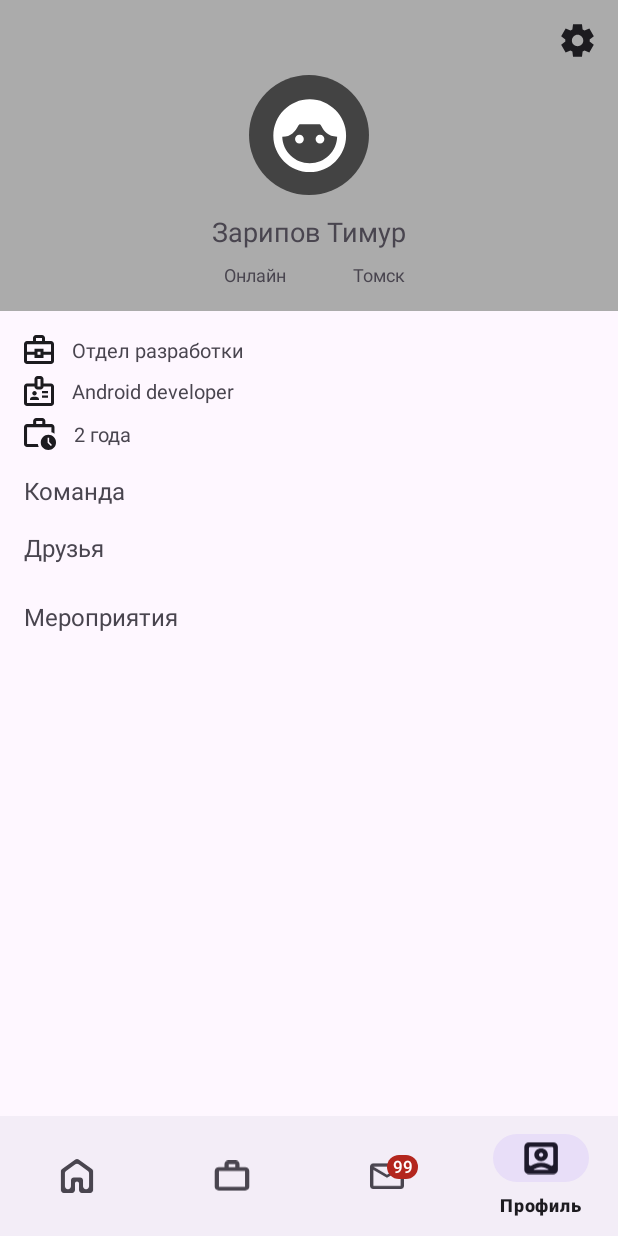
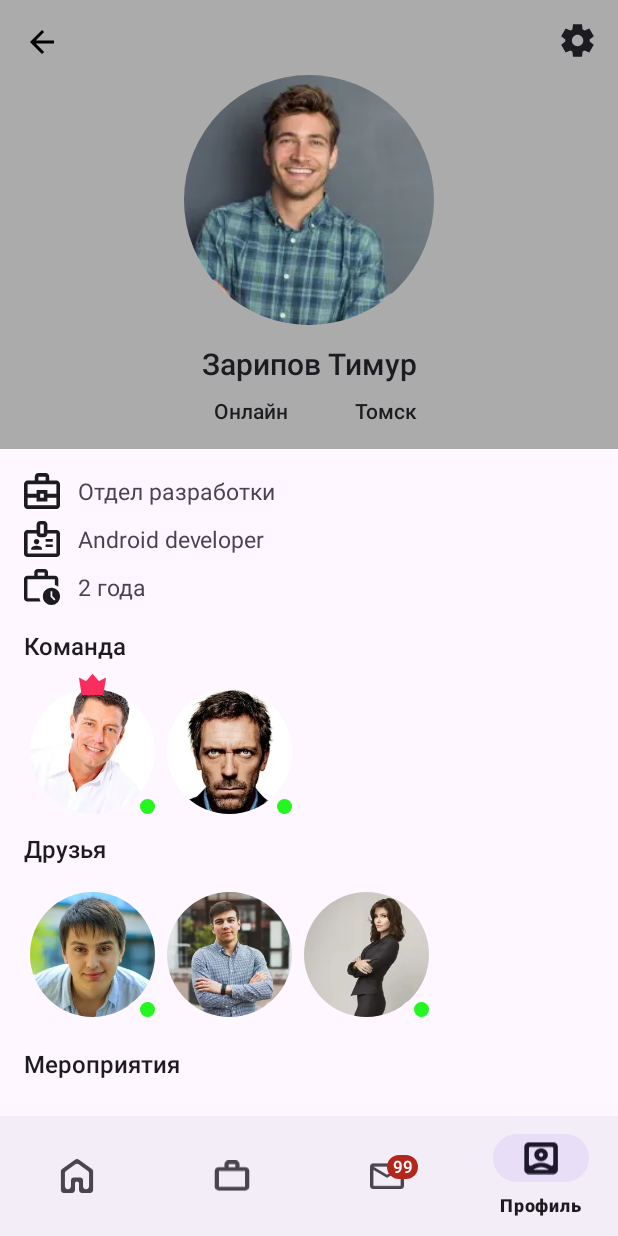
Before and after one commit to savchsm/incubiks, an Android app: the screen it shows after launch (MainActivity), item 4 of the bottom bar chosen, on a phone screen of 412 x 824 dp. Run offline under Robolectric (Android 15) with nearby library versions, the phone set to English and light mode, and no system bars; our stand-ins replace navigation-ui.

Commit message:
Profile Fragment V2

```diff
--- a/app/src/main/java/com/inkubiks/eventservice/adapters/ListAvatarUser.kt
+++ b/app/src/main/java/com/inkubiks/eventservice/adapters/ListAvatarUser.kt
@@ -1,4 +1,49 @@
 package com.inkubiks.eventservice.adapters
 
-class ListAvatarUser {
+import android.view.View
+import android.view.ViewGroup
+import androidx.recyclerview.widget.RecyclerView
+import com.bumptech.glide.Glide
+import com.inkubiks.eventservice.BindingViewHolder
+import com.inkubiks.eventservice.databinding.ItemAvatarBinding
+import com.inkubiks.eventservice.models.profile.Profile
+import com.inkubiks.eventservice.models.profile.Status
+import com.inkubiks.eventservice.toBinding
+
+class ListAvatarUser : RecyclerView.Adapter<ListAvatarUser.AvatarUserViewHolder>() {
+
+    private val avatarUsers: MutableList<Profile> = mutableListOf()
+
+    override fun onCreateViewHolder(parent: ViewGroup, viewType: Int): AvatarUserViewHolder =
+        AvatarUserViewHolder(parent.toBinding())
+
+    override fun getItemCount(): Int = avatarUsers.size
+
+    override fun onBindViewHolder(holder: AvatarUserViewHolder, position: Int) {
+        holder.bind(avatarUsers[position])
+    }
+
+    fun setData(list: List<Profile>) {
+        avatarUsers.clear()
+        avatarUsers.addAll(list)
+        notifyDataSetChanged()
+    }
+
+    inner class AvatarUserViewHolder(binding: ItemAvatarBinding) :
+        BindingViewHolder<ItemAvatarBinding>(binding) {
+
+            fun bind(profile: Profile) = binding.apply {
+                Glide.with(context)
+                    .load(profile.avatar)
+                    .override(125, 125)
+                    .circleCrop()
+                    .into(ivAvatarMedium)
+                if (profile.isTeamLead) {
+                    ivKing.visibility = View.VISIBLE
+                }
+                if (profile.status == Status.ONLINE.value) {
+                    ivOnline.visibility = View.VISIBLE
+                }
+            }
+    }
 }
--- a/app/src/main/java/com/inkubiks/eventservice/presentation/ProfileFragment.kt
+++ b/app/src/main/java/com/inkubiks/eventservice/presentation/ProfileFragment.kt
@@ -5,7 +5,10 @@ import androidx.fragment.app.Fragment
 import android.view.LayoutInflater
 import android.view.View
 import android.view.ViewGroup
+import androidx.recyclerview.widget.LinearLayoutManager
+import com.bumptech.glide.Glide
 import com.inkubiks.eventservice.R
+import com.inkubiks.eventservice.adapters.ListAvatarUser
 import com.inkubiks.eventservice.databinding.FragmentProfileBinding
 import com.inkubiks.eventservice.viewmodel.ProfileViewModel
 import org.koin.androidx.viewmodel.ext.android.viewModel
@@ -14,10 +17,13 @@ class ProfileFragment : Fragment() {
 
     private var binding: FragmentProfileBinding? = null
     private val viewModel: ProfileViewModel by viewModel()
+    private var teamAdapter: ListAvatarUser? = null
+    private var friendsAdapter: ListAvatarUser? = null
 
     override fun onCreate(savedInstanceState: Bundle?) {
         super.onCreate(savedInstanceState)
-
+        teamAdapter = ListAvatarUser()
+        friendsAdapter = ListAvatarUser()
     }
 
     override fun onCreateView(
@@ -32,12 +38,38 @@ class ProfileFragment : Fragment() {
     override fun onViewCreated(view: View, savedInstanceState: Bundle?) {
         super.onViewCreated(view, savedInstanceState)
         uiListener()
+        initTeamRecyclerView()
+        initFriendsRecyclerView()
         binding?.apply {
+            Glide.with(this@ProfileFragment)
+                .load(viewModel.value.avatar)
+                .override(250, 250)
+                .circleCrop()
+                .into(avatar)
             tvNameUser.text = viewModel.value.name
             tvStatus.text = viewModel.value.status
             tvCity.text = viewModel.value.city
         }
+        teamAdapter?.setData(viewModel.value.team)
+        friendsAdapter?.setData(viewModel.value.friends)
+    }
 
+    private fun initTeamRecyclerView() {
+        val linearLayoutManager = LinearLayoutManager(context)
+        linearLayoutManager.orientation = LinearLayoutManager.HORIZONTAL
+        binding?.rvTeam?.apply {
+            layoutManager = linearLayoutManager
+            adapter = teamAdapter
+        }
+    }
+
+    private fun initFriendsRecyclerView() {
+        val linearLayoutManager = LinearLayoutManager(context)
+        linearLayoutManager.orientation = LinearLayoutManager.HORIZONTAL
+        binding?.rvFriends?.apply {
+            layoutManager = linearLayoutManager
+            adapter = friendsAdapter
+        }
     }
 
     private fun uiListener() {
--- a/app/src/main/java/com/inkubiks/eventservice/viewmodel/ProfileViewModel.kt
+++ b/app/src/main/java/com/inkubiks/eventservice/viewmodel/ProfileViewModel.kt
@@ -17,8 +17,90 @@ private val userProfile = Profile(
     department = "Отдел разработки",
     position = "Android Developer",
     experience = "1 год 9 месяцев",
-    team = listOf(),
-    friends = listOf(),
+    team = listOf(
+        Profile(
+            id = "1",
+            name = "Зарипов Тимур",
+            avatar = R.drawable.man5,
+            status = Status.ONLINE.value,
+            city = "Томск",
+            points = 400,
+            isTeamLead = true,
+            department = "Отдел разработки",
+            position = "Android Developer",
+            experience = "1 год 9 месяцев",
+            team = listOf(),
+            friends = listOf(),
+            isGuest = false,
+            interests = listOf()
+        ),
+        Profile(
+            id = "7",
+            name = "Зарипов Тимур",
+            avatar = R.drawable.man2,
+            status = Status.ONLINE.value,
+            city = "Томск",
+            points = 400,
+            isTeamLead = false,
+            department = "Отдел разработки",
+            position = "Android Developer",
+            experience = "1 год 9 месяцев",
+            team = listOf(),
+            friends = listOf(),
+            isGuest = false,
+            interests = listOf()
+        )
+    ),
+    friends = listOf(
+        Profile(
+            id = "9",
+            name = "Зарипов Тимур",
+            avatar = R.drawable.man3,
+            status = Status.ONLINE.value,
+            city = "Томск",
+            points = 400,
+            isTeamLead = false,
+            department = "Отдел разработки",
+            position = "Android Developer",
+            experience = "1 год 9 месяцев",
+            team = listOf(),
+            friends = listOf(),
+            isGuest = false,
+            interests = listOf()
+        ),
+        Profile(
+            id = "9",
+            name = "Зарипов Тимур",
+            avatar = R.drawable.man4,
+            status = Status.OFFLINE.value,
+            city = "Томск",
+            points = 400,
+            isTeamLead = false,
+            department = "Отдел разработки",
+            position = "Android Developer",
+            experience = "1 год 9 месяцев",
+            team = listOf(),
+            friends = listOf(),
+            isGuest = false,
+            interests = listOf()
+        ),
+        Profile(
+            id = "10",
+            name = "Зарипов ",
+            avatar = R.drawable.woman1,
+            status = Status.ONLINE.value,
+            city = "Томск",
+            points = 400,
+            isTeamLead = false,
+            department = "Отдел разработки",
+            position = "Android Developer",
+            experience = "1 год 9 месяцев",
+            team = listOf(),
+            friends = listOf(),
+            isGuest = false,
+            interests = listOf()
+        )
+    ),
     isGuest = false,
     interests = listOf()
 )
--- /dev/null
+++ b/app/src/main/res/drawable/ic_arrow_back.xml
@@ -0,0 +1,5 @@
+<vector android:autoMirrored="true" android:height="24dp"
+    android:tint="#000000" android:viewportHeight="24"
+    android:viewportWidth="24" android:width="24dp" xmlns:android="http://schemas.android.com/apk/res/android">
+    <path android:fillColor="@android:color/white" android:pathData="M20,11H7.83l5.59,-5.59L12,4l-8,8 8,8 1.41,-1.41L7.83,13H20v-2z"/>
+</vector>
--- a/app/src/main/res/drawable/ic_department.xml
+++ b/app/src/main/res/drawable/ic_department.xml
@@ -1,6 +1,6 @@
 <vector xmlns:android="http://schemas.android.com/apk/res/android"
-    android:width="20dp"
-    android:height="19dp"
+    android:width="24dp"
+    android:height="24dp"
     android:viewportWidth="20"
     android:viewportHeight="19">
   <path
--- a/app/src/main/res/drawable/ic_experience.xml
+++ b/app/src/main/res/drawable/ic_experience.xml
@@ -1,6 +1,6 @@
 <vector xmlns:android="http://schemas.android.com/apk/res/android"
-    android:width="21dp"
-    android:height="21dp"
+    android:width="24dp"
+    android:height="24dp"
     android:viewportWidth="21"
     android:viewportHeight="21">
   <path
--- a/app/src/main/res/drawable/ic_king.xml
+++ b/app/src/main/res/drawable/ic_king.xml
@@ -1,6 +1,6 @@
 <vector xmlns:android="http://schemas.android.com/apk/res/android"
-    android:width="15dp"
-    android:height="11dp"
+    android:width="18dp"
+    android:height="14dp"
     android:viewportWidth="15"
     android:viewportHeight="11">
   <path
--- a/app/src/main/res/drawable/ic_position.xml
+++ b/app/src/main/res/drawable/ic_position.xml
@@ -1,6 +1,6 @@
 <vector xmlns:android="http://schemas.android.com/apk/res/android"
-    android:width="20dp"
-    android:height="20dp"
+    android:width="24dp"
+    android:height="24dp"
     android:viewportWidth="20"
     android:viewportHeight="20">
   <path
--- a/app/src/main/res/layout/fragment_profile.xml
+++ b/app/src/main/res/layout/fragment_profile.xml
@@ -11,6 +11,16 @@
         android:layout_width="match_parent"
         android:layout_height="wrap_content"
         android:background="@color/gray">
+
+        <ImageView
+            android:layout_width="wrap_content"
+            android:layout_height="wrap_content"
+            android:layout_marginTop="16dp"
+            android:layout_marginStart="16dp"
+            android:src="@drawable/ic_arrow_back"
+            app:layout_constraintTop_toTopOf="parent"
+            app:layout_constraintStart_toStartOf="parent"
+            />
 
         <ImageView
             android:id="@+id/ivSettings"
@@ -49,7 +59,8 @@
             android:layout_width="wrap_content"
             android:layout_height="wrap_content"
             android:layout_marginTop="8dp"
-            android:textSize="18sp"
+            android:textSize="20sp"
+            android:textAppearance="@style/TextAppearance.AppCompat.Title"
             android:text="Иванов Василий Петрович"
             app:layout_constraintTop_toBottomOf="@id/avatar"
             app:layout_constraintStart_toStartOf="parent"
@@ -63,7 +74,8 @@
             android:layout_marginTop="8dp"
             android:layout_marginStart="8dp"
             android:layout_marginBottom="16dp"
-            android:textSize="12sp"
+            android:textAppearance="@style/TextAppearance.AppCompat.Body2"
+            android:textSize="14sp"
             app:layout_constraintTop_toBottomOf="@id/tvNameUser"
             app:layout_constraintStart_toStartOf="@id/tvNameUser"
             app:layout_constraintBottom_toBottomOf="parent"/>
@@ -74,7 +86,8 @@
             android:layout_height="wrap_content"
             android:text="KJANF"
             android:layout_marginTop="8dp"
-            android:textSize="12sp"
+            android:textAppearance="@style/TextAppearance.AppCompat.Body2"
+            android:textSize="14sp"
             app:layout_constraintTop_toBottomOf="@id/tvNameUser"
             app:layout_constraintEnd_toEndOf="@id/tvNameUser"/>
 
@@ -100,7 +113,7 @@
             android:layout_height="wrap_content"
             android:layout_marginStart="12dp"
             android:text="Отдел разработки"
-            android:textSize="13sp"
+            android:textSize="15sp"
             app:layout_constraintTop_toTopOf="@id/ivDepartment"
             app:layout_constraintStart_toEndOf="@id/ivDepartment"
             app:layout_constraintBottom_toBottomOf="@id/ivDepartment"/>
@@ -121,7 +134,7 @@
             android:layout_height="wrap_content"
             android:layout_marginStart="12dp"
             android:text="Android developer"
-            android:textSize="13sp"
+            android:textSize="15sp"
             app:layout_constraintTop_toTopOf="@id/ivPosition"
             app:layout_constraintStart_toEndOf="@id/ivPosition"
             app:layout_constraintBottom_toBottomOf="@id/ivPosition"/>
@@ -142,7 +155,7 @@
             android:layout_height="wrap_content"
             android:layout_marginStart="12dp"
             android:text="2 года"
-            android:textSize="13sp"
+            android:textSize="15sp"
             app:layout_constraintTop_toTopOf="@id/ivExperience"
             app:layout_constraintStart_toEndOf="@id/ivExperience"
             app:layout_constraintBottom_toBottomOf="@id/ivExperience"/>
@@ -160,6 +173,7 @@
             android:layout_height="wrap_content"
             android:layout_marginStart="16dp"
             android:text="Команда"
+            android:textAppearance="@style/TextAppearance.AppCompat.Title"
             android:textSize="16sp"
             app:layout_constraintTop_toTopOf="parent"
             app:layout_constraintStart_toStartOf="parent"/>
@@ -184,6 +198,7 @@
             android:layout_height="wrap_content"
             android:layout_marginStart="16dp"
             android:layout_marginTop="8dp"
+            android:textAppearance="@style/TextAppearance.AppCompat.Title"
             android:text="Друзья"
             android:textSize="16sp"
             app:layout_constraintTop_toBottomOf="@id/rvTeam"
@@ -216,6 +231,7 @@
             android:layout_height="wrap_content"
             android:layout_marginStart="16dp"
             android:text="Мероприятия"
+            android:textAppearance="@style/TextAppearance.AppCompat.Title"
             android:textSize="16sp"
             app:layout_constraintTop_toTopOf="parent"
             app:layout_constraintStart_toStartOf="parent"/>
@@ -224,6 +240,7 @@
             android:layout_width="match_parent"
             android:layout_height="wrap_content"
             android:layout_marginStart="16dp"
+            android:layout_marginTop="8dp"
             app:layoutManager="androidx.recyclerview.widget.LinearLayoutManager"
             android:orientation="horizontal"
             tools:itemCount="3"
--- a/app/src/main/res/layout/item_avatar.xml
+++ b/app/src/main/res/layout/item_avatar.xml
@@ -23,7 +23,7 @@
         android:elevation="0dp"
         android:paddingHorizontal="4dp"
         android:paddingBottom="4dp"
-        android:paddingTop="8dp"
+        android:paddingTop="10dp"
         android:src="@drawable/ic_avatar_medium"
         app:layout_constraintTop_toTopOf="parent"
         app:layout_constraintStart_toStartOf="parent"
--- a/app/src/main/res/values-night/themes.xml
+++ b/app/src/main/res/values-night/themes.xml
@@ -1,6 +1,6 @@
 <resources xmlns:tools="http://schemas.android.com/tools">
     <!-- Base application theme. -->
-    <style name="Base.Theme.EventService" parent="Theme.Material3.DayNight.NoActionBar">
+    <style name="Base.Theme.EventService" parent="Theme.Material3.Light.NoActionBar">
         <!-- Customize your dark theme here. -->
         <!-- <item name="colorPrimary">@color/my_dark_primary</item> -->
     </style>
--- a/app/src/main/res/values/themes.xml
+++ b/app/src/main/res/values/themes.xml
@@ -1,6 +1,6 @@
 <resources xmlns:tools="http://schemas.android.com/tools">
     <!-- Base application theme. -->
-    <style name="Base.Theme.EventService" parent="Theme.Material3.DayNight.NoActionBar">
+    <style name="Base.Theme.EventService" parent="Theme.Material3.Light.NoActionBar">
         <!-- Customize your light theme here. -->
         <!-- <item name="colorPrimary">@color/my_light_primary</item> -->
     </style>
```
